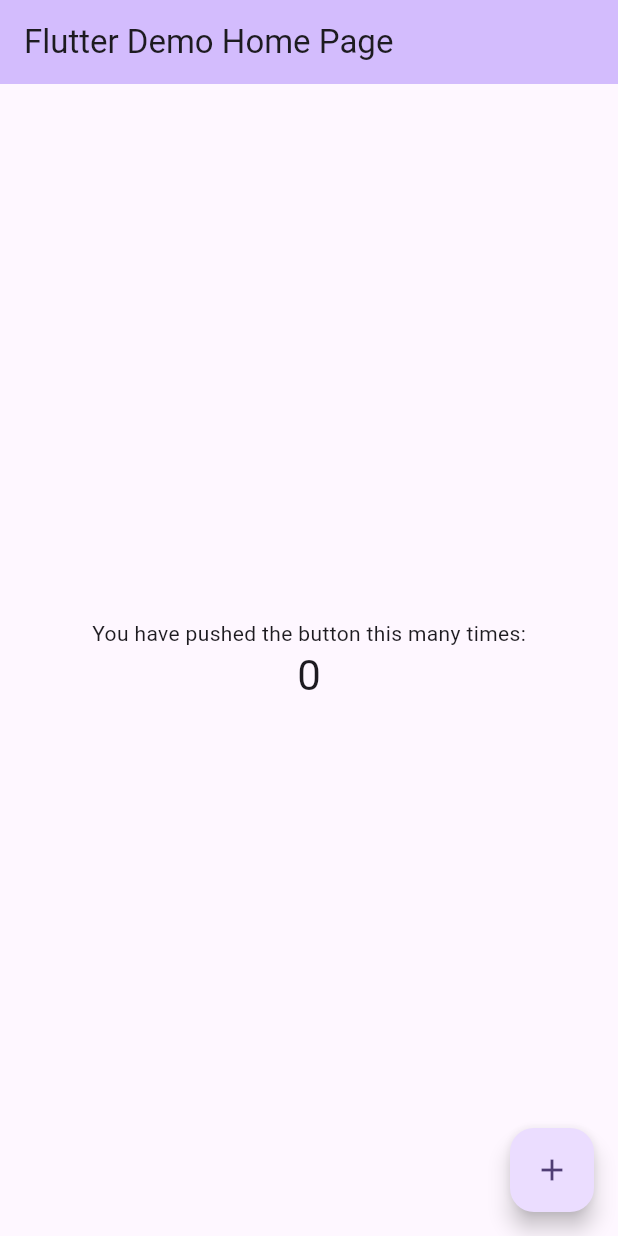
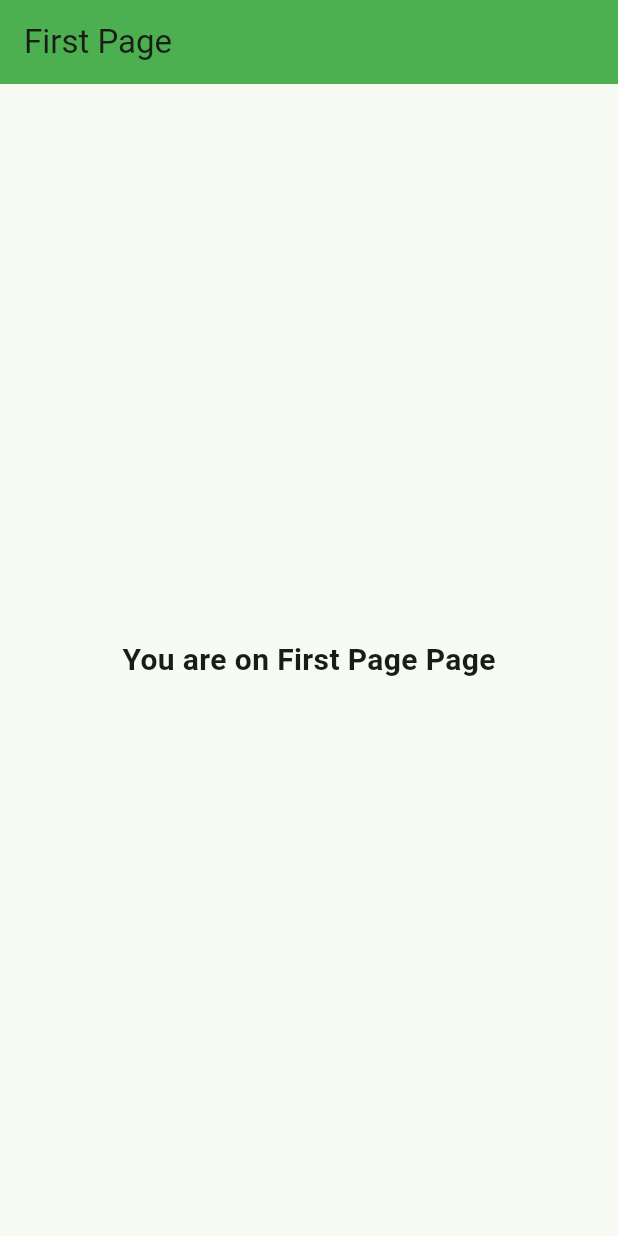
Before and after one commit to flutterwings304/remove_hash_from_url_flutter_template, a Flutter app: the screen it shows after launch, on a phone screen of 412 x 824 dp. Run offline on Flutter 3.47's test engine with Material 2 defaults, Android fonts, the light colour scheme and no system bars; our stand-ins replace url_strategy.

Commit message:
code added for blog

```diff
--- a/lib/main.dart
+++ b/lib/main.dart
@@ -1,125 +1,28 @@
 import 'package:flutter/material.dart';
+import 'package:remove_hash_from_url_flutter_template/router.dart';
+import 'package:url_strategy/url_strategy.dart';
 
 void main() {
+  setPathUrlStrategy();
   runApp(const MyApp());
 }
 
 class MyApp extends StatelessWidget {
   const MyApp({super.key});
 
-  // This widget is the root of your application.
   @override
   Widget build(BuildContext context) {
     return MaterialApp(
-      title: 'Flutter Demo',
+      title: 'Remove Hash From Url Flutter Template',
       theme: ThemeData(
-        // This is the theme of your application.
-        //
-        // TRY THIS: Try running your application with "flutter run". You'll see
-        // the application has a blue toolbar. Then, without quitting the app,
-        // try changing the seedColor in the colorScheme below to Colors.green
-        // and then invoke "hot reload" (save your changes or press the "hot
-        // reload" button in a Flutter-supported IDE, or press "r" if you used
-        // the command line to start the app).
-        //
-        // Notice that the counter didn't reset back to zero; the application
-        // state is not lost during the reload. To reset the state, use hot
-        // restart instead.
-        //
-        // This works for code too, not just values: Most code changes can be
-        // tested with just a hot reload.
-        colorScheme: ColorScheme.fromSeed(seedColor: Colors.deepPurple),
+        colorScheme: ColorScheme.fromSeed(seedColor: Colors.green),
         useMaterial3: true,
+        appBarTheme: const AppBarTheme(
+          backgroundColor: Colors.green,
+        ),
       ),
-      home: const MyHomePage(title: 'Flutter Demo Home Page'),
+      initialRoute: "/",
+      onGenerateRoute: RouterClass.getRoute,
     );
   }
 }
-
-class MyHomePage extends StatefulWidget {
-  const MyHomePage({super.key, required this.title});
-
-  // This widget is the home page of your application. It is stateful, meaning
-  // that it has a State object (defined below) that contains fields that affect
-  // how it looks.
-
-  // This class is the configuration for the state. It holds the values (in this
-  // case the title) provided by the parent (in this case the App widget) and
-  // used by the build method of the State. Fields in a Widget subclass are
-  // always marked "final".
-
-  final String title;
-
-  @override
-  State<MyHomePage> createState() => _MyHomePageState();
-}
-
-class _MyHomePageState extends State<MyHomePage> {
-  int _counter = 0;
-
-  void _incrementCounter() {
-    setState(() {
-      // This call to setState tells the Flutter framework that something has
-      // changed in this State, which causes it to rerun the build method below
-      // so that the display can reflect the updated values. If we changed
-      // _counter without calling setState(), then the build method would not be
-      // called again, and so nothing would appear to happen.
-      _counter++;
-    });
-  }
-
-  @override
-  Widget build(BuildContext context) {
-    // This method is rerun every time setState is called, for instance as done
-    // by the _incrementCounter method above.
-    //
-    // The Flutter framework has been optimized to make rerunning build methods
-    // fast, so that you can just rebuild anything that needs updating rather
-    // than having to individually change instances of widgets.
-    return Scaffold(
-      appBar: AppBar(
-        // TRY THIS: Try changing the color here to a specific color (to
-        // Colors.amber, perhaps?) and trigger a hot reload to see the AppBar
-        // change color while the other colors stay the same.
-        backgroundColor: Theme.of(context).colorScheme.inversePrimary,
-        // Here we take the value from the MyHomePage object that was created by
-        // the App.build method, and use it to set our appbar title.
-        title: Text(widget.title),
-      ),
-      body: Center(
-        // Center is a layout widget. It takes a single child and positions it
-        // in the middle of the parent.
-        child: Column(
-          // Column is also a layout widget. It takes a list of children and
-          // arranges them vertically. By default, it sizes itself to fit its
-          // children horizontally, and tries to be as tall as its parent.
-          //
-          // Column has various properties to control how it sizes itself and
-          // how it positions its children. Here we use mainAxisAlignment to
-          // center the children vertically; the main axis here is the vertical
-          // axis because Columns are vertical (the cross axis would be
-          // horizontal).
-          //
-          // TRY THIS: Invoke "debug painting" (choose the "Toggle Debug Paint"
-          // action in the IDE, or press "p" in the console), to see the
-          // wireframe for each widget.
-          mainAxisAlignment: MainAxisAlignment.center,
-          children: <Widget>[
-            const Text(
-              'You have pushed the button this many times:',
-            ),
-            Text(
-              '$_counter',
-              style: Theme.of(context).textTheme.headlineMedium,
-            ),
-          ],
-        ),
-      ),
-      floatingActionButton: FloatingActionButton(
-        onPressed: _incrementCounter,
-        tooltip: 'Increment',
-        child: const Icon(Icons.add),
-      ), // This trailing comma makes auto-formatting nicer for build methods.
-    );
-  }
-}
--- /dev/null
+++ b/lib/main_page.dart
@@ -0,0 +1,37 @@
+import 'package:flutter/material.dart';
+
+class MainPage extends StatefulWidget {
+  const MainPage({
+    super.key,
+    required this.title,
+  });
+  final String title;
+
+  @override
+  State<MainPage> createState() => _MainPageState();
+}
+
+class _MainPageState extends State<MainPage> {
+  @override
+  Widget build(BuildContext context) {
+    final String pageName = widget.title.replaceAll("/", "");
+    // To remove / from router name and show it in appbar title.
+    return Scaffold(
+      appBar: AppBar(
+        title: Text(pageName),
+      ),
+      body: Center(
+        child: Column(
+          mainAxisAlignment: MainAxisAlignment.center,
+          crossAxisAlignment: CrossAxisAlignment.center,
+          children: <Widget>[
+            Text(
+              'You are on $pageName Page',
+              style: const TextStyle(fontSize: 20, fontWeight: FontWeight.w600),
+            ),
+          ],
+        ),
+      ),
+    );
+  }
+}
--- /dev/null
+++ b/lib/router.dart
@@ -0,0 +1,26 @@
+import 'package:flutter/material.dart';
+
+import 'main_page.dart';
+
+class RouterClass {
+  // Function which will route to different routes as per the name will change to different screen
+  static Route? getRoute(RouteSettings settings) {
+    Widget myWidget = MainPage(
+      title: settings.name ?? "Default Page",
+    );
+    switch (settings.name) {
+      case "/":
+        myWidget = const MainPage(
+          title: "First Page",
+        );
+        break;
+      case "/home":
+      case "/about":
+      default:
+        myWidget = MainPage(
+          title: settings.name ?? "Default Page",// Name as title for next page
+        );
+    }
+    return MaterialPageRoute(builder: (context) => myWidget);
+  }
+}
```
Also changed, not shown: pubspec.yaml (+3 -67 lines), lib/routes_constant.dart (added), pubspec.lock, 1 other file.
